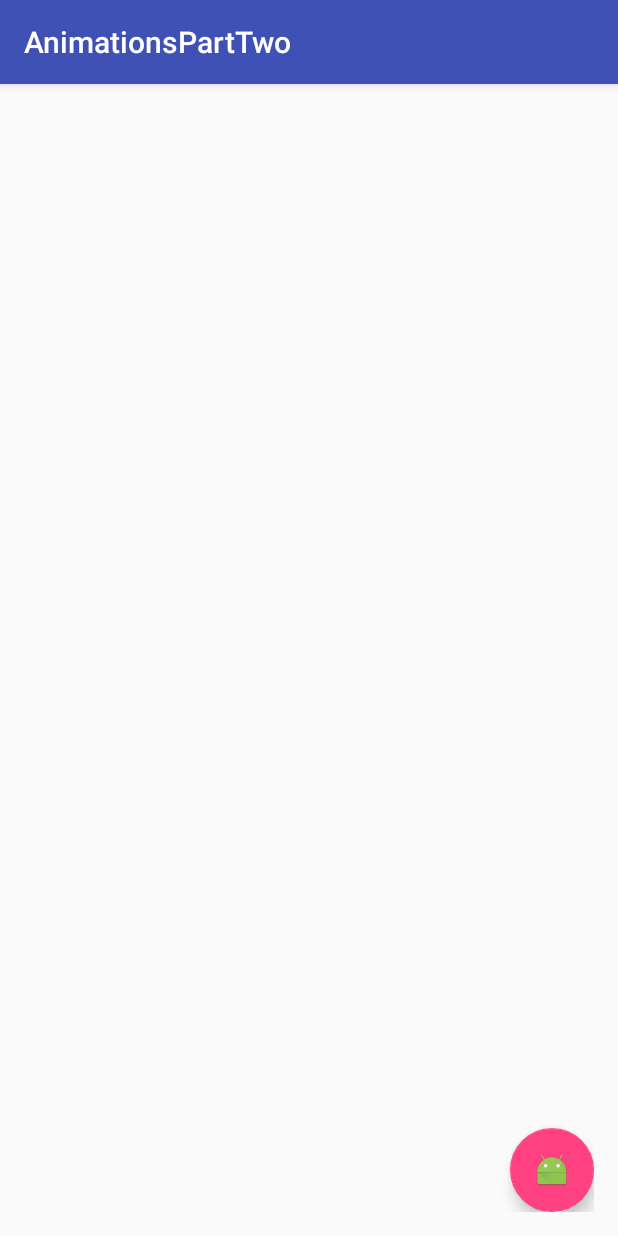
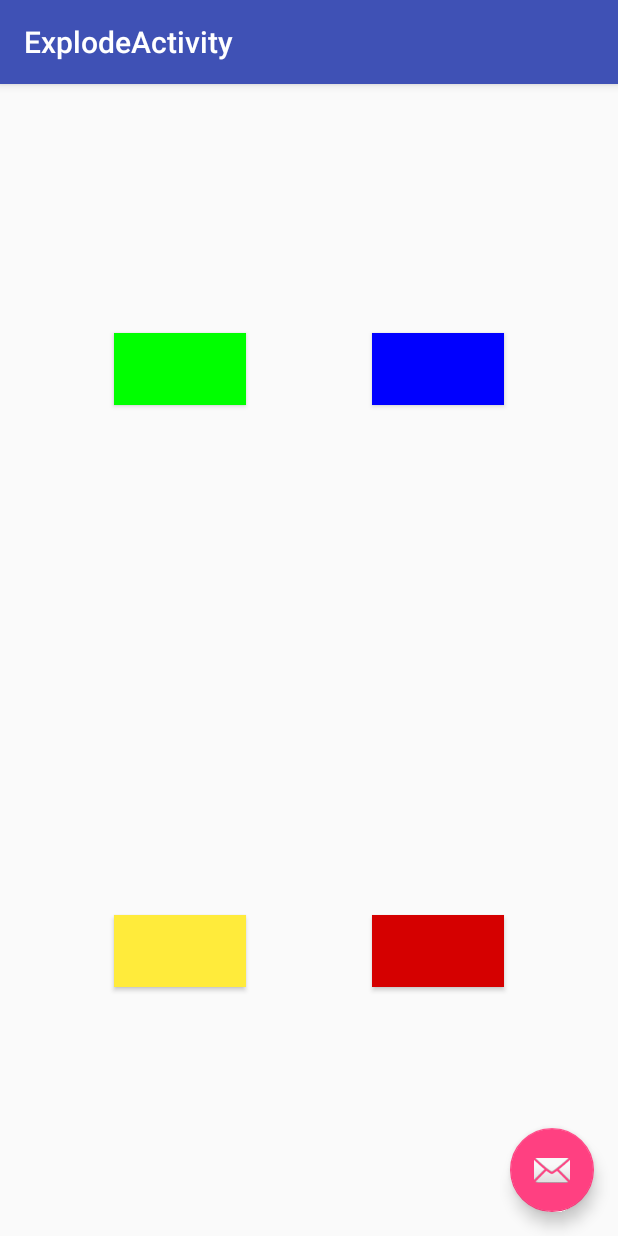
Before and after one commit to JavaAshdod/AnimationsPartTwo, an Android app: the screen it shows after launch (CircularActivity before the commit, ExplodeActivity after it), on a phone screen of 412 x 824 dp. Run offline under Robolectric (Android 15) with nearby library versions, the phone set to English and light mode, and no system bars.

```diff
--- a/app/src/main/AndroidManifest.xml
+++ b/app/src/main/AndroidManifest.xml
@@ -15,8 +15,16 @@
 
         </activity>
         <activity android:name=".CircularActivity">
+
+        </activity>
+        <activity
+            android:name=".ExplodeActivity"
+            android:label="@string/title_activity_explode"
+            android:theme="@style/AppTheme.NoActionBar">
+
             <intent-filter>
                 <action android:name="android.intent.action.MAIN" />
+
                 <category android:name="android.intent.category.LAUNCHER" />
             </intent-filter>
         </activity>
--- a/app/src/main/java/tomerbu/edu/animationsparttwo/CircularActivity.java
+++ b/app/src/main/java/tomerbu/edu/animationsparttwo/CircularActivity.java
@@ -2,8 +2,16 @@ package tomerbu.edu.animationsparttwo;
 
 import android.animation.Animator;
 import android.animation.AnimatorListenerAdapter;
+import android.annotation.TargetApi;
+import android.content.Intent;
+import android.os.Build;
+import android.support.v4.app.ActivityOptionsCompat;
 import android.support.v7.app.AppCompatActivity;
 import android.os.Bundle;
+import android.transition.AutoTransition;
+import android.transition.Explode;
+import android.transition.Slide;
+import android.transition.Transition;
 import android.view.View;
 import android.view.ViewAnimationUtils;
 import android.widget.RelativeLayout;
@@ -16,10 +24,47 @@ public class CircularActivity extends AppCompatActivity {
         super.onCreate(savedInstanceState);
         setContentView(R.layout.activity_circular);
         layout = (RelativeLayout) findViewById(R.id.layout);
+
+
+        getWindow().getEnterTransition().addListener(new Transition.TransitionListener() {
+            @Override
+            public void onTransitionStart(Transition transition) {
+
+            }
+
+            @Override
+            public void onTransitionEnd(Transition transition) {
+                 reveal(null);
+            }
+
+            @Override
+            public void onTransitionCancel(Transition transition) {
+
+            }
+
+            @Override
+            public void onTransitionPause(Transition transition) {
+
+            }
+
+            @Override
+            public void onTransitionResume(Transition transition) {
+
+            }
+        });
     }
 
+    @TargetApi(Build.VERSION_CODES.LOLLIPOP)
     public void reveal(View view) {
         final boolean shouldHide = layout.getVisibility() == View.VISIBLE;
+        if (android.os.Build.VERSION.SDK_INT <= android.os.Build.VERSION_CODES.LOLLIPOP) {
+            if (shouldHide)
+                layout.setVisibility(View.INVISIBLE);
+            else
+                layout.setVisibility(View.VISIBLE);
+            return;
+        }
+
 
         int cx = layout.getWidth();
         int cy = layout.getHeight();
@@ -27,18 +72,18 @@ public class CircularActivity extends AppCompatActivity {
         float startRadius = 0;
         float endRadius = 0;
 
-        if (shouldHide){
+        if (shouldHide) {
             startRadius = Math.max(layout.getWidth(), layout.getHeight());
             endRadius = 0;
-        }
-        else {
+        } else {
             startRadius = 0;
-            endRadius =  Math.max(layout.getWidth(), layout.getHeight());
+            endRadius = Math.max(layout.getWidth(), layout.getHeight());
         }
 
         Animator circularReveal = ViewAnimationUtils.createCircularReveal(layout, cx, cy, startRadius, endRadius);
 
-        if (!shouldHide){
+
+        if (!shouldHide) {
             layout.setVisibility(View.VISIBLE);
         }
 
@@ -53,4 +98,8 @@ public class CircularActivity extends AppCompatActivity {
         circularReveal.start();
 
     }
+
+    public void gotoMain(View view) {
+
+    }
 }
--- /dev/null
+++ b/app/src/main/java/tomerbu/edu/animationsparttwo/ExplodeActivity.java
@@ -0,0 +1,45 @@
+package tomerbu.edu.animationsparttwo;
+
+import android.content.Intent;
+import android.os.Bundle;
+import android.support.design.widget.FloatingActionButton;
+import android.support.design.widget.Snackbar;
+import android.support.v4.app.ActivityOptionsCompat;
+import android.support.v7.app.AppCompatActivity;
+import android.support.v7.widget.Toolbar;
+import android.transition.AutoTransition;
+import android.transition.Explode;
+import android.transition.Fade;
+import android.transition.Slide;
+import android.view.View;
+
+public class ExplodeActivity extends AppCompatActivity {
+
+    private FloatingActionButton fab;
+
+    @Override
+    protected void onCreate(Bundle savedInstanceState) {
+        super.onCreate(savedInstanceState);
+        setContentView(R.layout.activity_explode);
+        Toolbar toolbar = (Toolbar) findViewById(R.id.toolbar);
+        setSupportActionBar(toolbar);
+
+        fab = (FloatingActionButton) findViewById(R.id.fab);
+        fab.setOnClickListener(new View.OnClickListener() {
+            @Override
+            public void onClick(View view) {
+               animateExplode();
+            }
+        });
+    }
+
+    private void animateExplode() {
+        Intent intent = new Intent(this, CircularActivity.class);
+
+        getWindow().setExitTransition(new Explode());
+
+        Bundle bundle = ActivityOptionsCompat.makeSceneTransitionAnimation(this, fab, "fab").toBundle();
+        startActivity(intent, bundle);
+    }
+
+}
--- a/app/src/main/res/layout/activity_circular.xml
+++ b/app/src/main/res/layout/activity_circular.xml
@@ -13,11 +13,12 @@
         android:layout_width="wrap_content"
         android:layout_height="wrap_content"
         android:onClick="reveal"
+        android:transitionName="fab"
         android:src="@mipmap/ic_launcher"
-        android:layout_alignParentBottom="true"
-        android:layout_alignParentRight="true"
-        android:layout_alignParentEnd="true"
-        android:id="@+id/view" />
+        android:id="@+id/view"
+        android:layout_centerVertical="true"
+        android:layout_alignParentLeft="true"
+        android:layout_alignParentStart="true" />
 
     <RelativeLayout
         android:visibility="invisible"
@@ -53,6 +54,7 @@
             android:layout_width="wrap_content"
             android:layout_height="wrap_content"
             android:text="New Button"
+            android:onClick="gotoMain"
             android:id="@+id/button3"
             android:layout_below="@+id/button2"
             android:layout_alignParentRight="true"
--- /dev/null
+++ b/app/src/main/res/layout/activity_explode.xml
@@ -0,0 +1,34 @@
+<?xml version="1.0" encoding="utf-8"?>
+<android.support.design.widget.CoordinatorLayout xmlns:android="http://schemas.android.com/apk/res/android"
+    xmlns:app="http://schemas.android.com/apk/res-auto"
+    xmlns:tools="http://schemas.android.com/tools"
+    android:layout_width="match_parent"
+    android:layout_height="match_parent"
+    android:fitsSystemWindows="true"
+    tools:context="tomerbu.edu.animationsparttwo.ExplodeActivity">
+
+    <android.support.design.widget.AppBarLayout
+        android:layout_width="match_parent"
+        android:layout_height="wrap_content"
+        android:theme="@style/AppTheme.AppBarOverlay">
+
+        <android.support.v7.widget.Toolbar
+            android:id="@+id/toolbar"
+            android:layout_width="match_parent"
+            android:layout_height="?attr/actionBarSize"
+            android:background="?attr/colorPrimary"
+            app:popupTheme="@style/AppTheme.PopupOverlay" />
+
+    </android.support.design.widget.AppBarLayout>
+
+    <include layout="@layout/content_explode" />
+
+    <android.support.design.widget.FloatingActionButton
+        android:id="@+id/fab"
+        android:layout_width="wrap_content"
+        android:layout_height="wrap_content"
+        android:layout_gravity="bottom|end"
+        android:layout_margin="@dimen/fab_margin"
+        android:src="@android:drawable/ic_dialog_email" />
+
+</android.support.design.widget.CoordinatorLayout>
--- /dev/null
+++ b/app/src/main/res/layout/content_explode.xml
@@ -0,0 +1,57 @@
+<?xml version="1.0" encoding="utf-8"?>
+<RelativeLayout xmlns:android="http://schemas.android.com/apk/res/android"
+    xmlns:app="http://schemas.android.com/apk/res-auto"
+    xmlns:tools="http://schemas.android.com/tools"
+    android:layout_width="match_parent"
+    android:layout_height="match_parent"
+    android:paddingBottom="@dimen/activity_vertical_margin"
+    android:paddingLeft="@dimen/activity_horizontal_margin"
+    android:paddingRight="@dimen/activity_horizontal_margin"
+    android:paddingTop="@dimen/activity_vertical_margin"
+    app:layout_behavior="@string/appbar_scrolling_view_behavior"
+    tools:context="tomerbu.edu.animationsparttwo.ExplodeActivity"
+    tools:showIn="@layout/activity_explode">
+
+    <Button
+        android:layout_width="wrap_content"
+        android:layout_height="wrap_content"
+        android:background="#0f0"
+        android:id="@+id/button4"
+        android:layout_alignParentTop="true"
+        android:layout_alignParentLeft="true"
+        android:layout_marginLeft="60dp"
+        android:layout_alignParentStart="true"
+        android:layout_marginTop="150dp" />
+
+    <Button
+        android:layout_width="wrap_content"
+        android:layout_height="wrap_content"
+        android:background="#00f"
+        android:id="@+id/button5"
+        android:layout_marginRight="60dp"
+        android:layout_alignBottom="@+id/button4"
+        android:layout_alignParentRight="true"
+        android:layout_alignParentEnd="true" />
+
+    <Button
+        android:layout_width="wrap_content"
+        android:layout_height="wrap_content"
+        android:background="#ffeb3b"
+
+        android:id="@+id/button6"
+        android:layout_alignParentBottom="true"
+        android:layout_alignParentLeft="true"
+        android:layout_alignParentStart="true"
+        android:layout_marginLeft="60dp"
+        android:layout_marginBottom="150dp" />
+
+    <Button
+        android:layout_width="wrap_content"
+        android:layout_height="wrap_content"
+        android:background="#d50000"
+        android:layout_marginRight="60dp"
+        android:id="@+id/button7"
+        android:layout_alignTop="@+id/button6"
+        android:layout_alignParentRight="true"
+        android:layout_alignParentEnd="true" />
+</RelativeLayout>
--- a/app/src/main/res/values-v21/styles.xml
+++ b/app/src/main/res/values-v21/styles.xml
@@ -1,4 +1,5 @@
 <resources>
+
     <style name="AppTheme.NoActionBar">
         <item name="windowActionBar">false</item>
         <item name="windowNoTitle">true</item>
--- a/app/src/main/res/values/strings.xml
+++ b/app/src/main/res/values/strings.xml
@@ -1,4 +1,5 @@
 <resources>
     <string name="app_name">AnimationsPartTwo</string>
     <string name="action_settings">Settings</string>
+    <string name="title_activity_explode">ExplodeActivity</string>
 </resources>
--- a/app/src/main/res/values/styles.xml
+++ b/app/src/main/res/values/styles.xml
@@ -7,11 +7,14 @@
         <item name="colorPrimaryDark">@color/colorPrimaryDark</item>
         <item name="colorAccent">@color/colorAccent</item>
     </style>
+
     <style name="AppTheme.NoActionBar">
         <item name="windowActionBar">false</item>
         <item name="windowNoTitle">true</item>
     </style>
+
     <style name="AppTheme.AppBarOverlay" parent="ThemeOverlay.AppCompat.Dark.ActionBar" />
+
     <style name="AppTheme.PopupOverlay" parent="ThemeOverlay.AppCompat.Light" />
 
 </resources>
```
Lines whose indentation alone changed are shown as unchanged.
